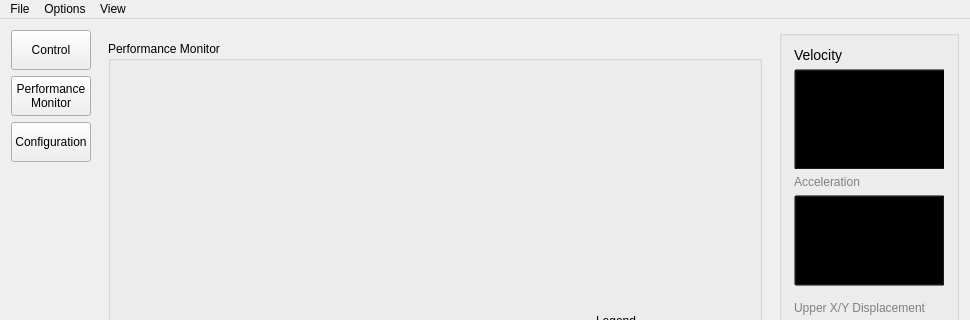
FIGS-FESS/FESSGUI, file FESS-GUI/mainwindow.ui: the form before one commit; both pictures show x 0 to 970 and y 0 to 320 of the 970 by 720 pixel window.
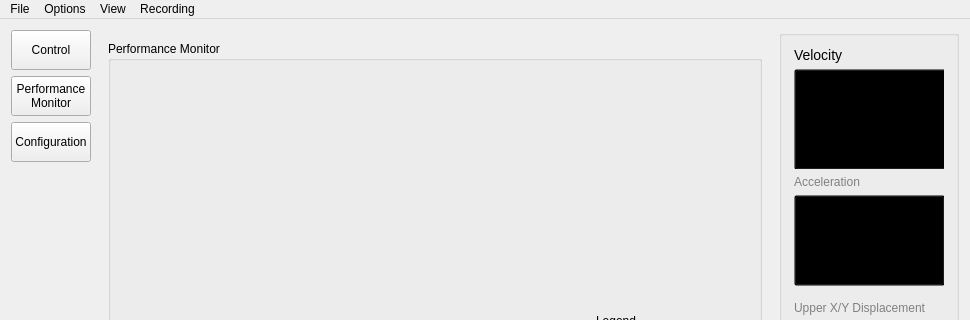
The form after the commit. Custom widgets are drawn as their Qt base class.

Commit message: Re-added my recording features

```diff
--- a/FESS-GUI/mainwindow.ui
+++ b/FESS-GUI/mainwindow.ui
@@ -792,9 +792,17 @@
     <addaction name="actionNormal"/>
     <addaction name="actionExpanded"/>
    </widget>
+   <widget class="QMenu" name="menuRecording">
+    <property name="title">
+     <string>Recording</string>
+    </property>
+    <addaction name="actionStart_Recording"/>
+    <addaction name="actionStop_Recording"/>
+   </widget>
    <addaction name="menuFile"/>
    <addaction name="menuOptions"/>
    <addaction name="menuView"/>
+   <addaction name="menuRecording"/>
   </widget>
   <widget class="QStatusBar" name="statusBar"/>
   <action name="actionNew">
```
Left out of the diff: 10 changed lines with no effect on the pictures. The commit also changes 5 other files.
